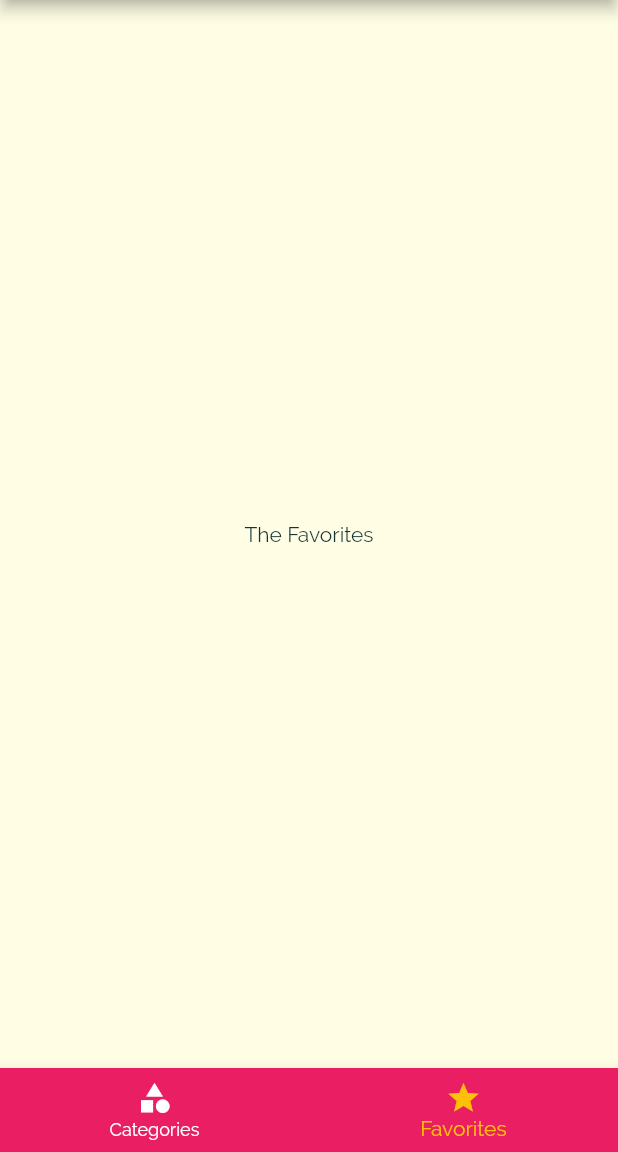
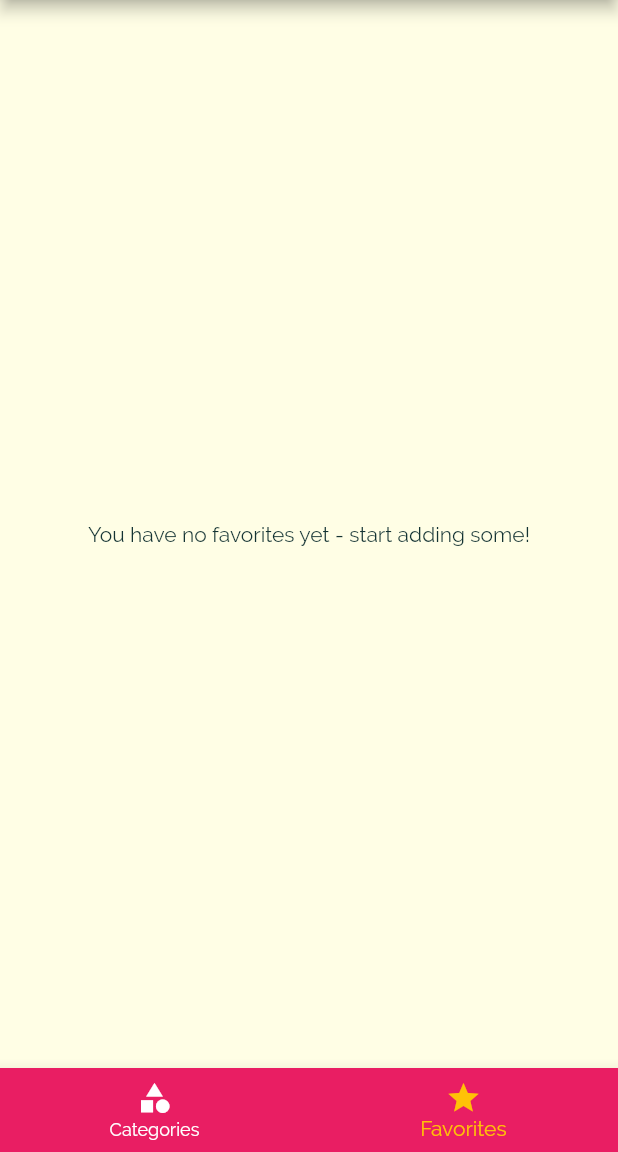
Before and after one commit to Amit-Kushwah-github/food-recipe-flutter-app, a Flutter app: the screen it shows after launch, item 2 of the bottom bar chosen, on a phone screen of 412 x 824 dp, the part 84-1236 px from its top. Run offline on Flutter 3.47's test engine with Material 2 defaults, Android fonts, the phone set to English and light mode, and no system bars.

Commit message:
final app

```diff
--- a/lib/main.dart
+++ b/lib/main.dart
@@ -26,6 +26,7 @@ class _MyAppState extends State<MyApp> {
     'vegetarian': false,
   };
   List<Meal> _availableMeals = DUMMY_MEALS;
+  List<Meal> _favoriteMeals = [];
 
   void _setFilters(Map<String, bool?> filterData) {
     setState(() {
@@ -47,6 +48,24 @@ class _MyAppState extends State<MyApp> {
         return true;
       }).toList();
     });
+  }
+
+  void _toggleFavorite(String mealId) {
+    final existingIndex =
+        _favoriteMeals.indexWhere((meal) => meal.id == mealId);
+    if (existingIndex >= 0) {
+      setState(() {
+        _favoriteMeals.removeAt(existingIndex);
+      });
+    } else {
+      setState(() {
+        _favoriteMeals.add(DUMMY_MEALS.firstWhere((meal) => meal.id == mealId));
+      });
+    }
+  }
+
+  bool _isMealFavorite(String id) {
+    return _favoriteMeals.any((meal) => meal.id == id);
   }
 
   @override
@@ -77,10 +96,10 @@ class _MyAppState extends State<MyApp> {
       // home: CategoriesScreen(),
       initialRoute: '/',
       routes: {
-        '/': (ctx) => const TabsScreen(),
+        '/': (ctx) => TabsScreen(_favoriteMeals),
         CategoryMealsScreen.routeName: (ctx) =>
             CategoryMealsScreen(_availableMeals),
-        MealDetailScreen.routeName: (ctx) => const MealDetailScreen(),
+        MealDetailScreen.routeName: (ctx) => MealDetailScreen(_toggleFavorite, _isMealFavorite),
         FiltersScreen.routeName: (ctx) => FiltersScreen(_filters, _setFilters),
       },
       onGenerateRoute: (settings) {
--- a/lib/screens/category_meals_screen.dart
+++ b/lib/screens/category_meals_screen.dart
@@ -62,7 +62,7 @@ class _categoryMealsScreenState extends State<CategoryMealsScreen> {
                     affordability: displayedMeals[index].affordability,
                     complexity: displayedMeals[index].complexity,
                     duration: displayedMeals[index].duration,
-                    removeItem: _removeMeal);
+                    );
               },
               itemCount: displayedMeals.length,
             ),
--- a/lib/screens/favorites_screen.dart
+++ b/lib/screens/favorites_screen.dart
@@ -1,12 +1,31 @@
 import 'package:flutter/material.dart';
+import 'package:food/models/meal.dart';
+import 'package:food/widgets/meal_item.dart';
 
 class FavoritesScreen extends StatelessWidget {
-  const FavoritesScreen({Key? key}) : super(key: key);
+  final List<Meal> favoriteMeals;
+
+  FavoritesScreen(this.favoriteMeals);
 
   @override
   Widget build(BuildContext context) {
-    return Center(
-      child: Text('The Favorites'),
-    );
+    if (favoriteMeals.isEmpty) {
+      return const Center(
+          child: Text('You have no favorites yet - start adding some!'));
+    } else {
+      return ListView.builder(
+        itemBuilder: (ctx, index) {
+          return MealItem(
+            id: favoriteMeals[index].id,
+            title: favoriteMeals[index].title,
+            imageUrl: favoriteMeals[index].imageUrl,
+            affordability: favoriteMeals[index].affordability,
+            complexity: favoriteMeals[index].complexity,
+            duration: favoriteMeals[index].duration,
+          );
+        },
+        itemCount: favoriteMeals.length,
+      );
+    }
   }
 }
--- a/lib/screens/tabs_screen.dart
+++ b/lib/screens/tabs_screen.dart
@@ -1,25 +1,33 @@
 import 'package:flutter/material.dart';
-import 'package:food/screens/categories_screen.dart';
-import 'package:food/screens/favorites_screen.dart';
-import 'package:food/widgets/main_drawer.dart';
+import '../models/meal.dart';
+import '../screens/categories_screen.dart';
+import '../screens/favorites_screen.dart';
+import '../widgets/main_drawer.dart';
 
 class TabsScreen extends StatefulWidget {
-  const TabsScreen({Key? key}) : super(key: key);
+  final List<Meal> favoriteMeals;
+  const TabsScreen(this.favoriteMeals, {Key? key}) : super(key: key);
 
   @override
   _TabsScreenState createState() => _TabsScreenState();
 }
 
 class _TabsScreenState extends State<TabsScreen> {
-  final List<Map<String, Object>> _pages = [
-    {
-      'page': CategoriesScreen(),
-      'title': 'Categories',
-    },
-    {'page': FavoritesScreen(), 'title': 'Your favorite'},
-  ];
+  late List<Map<String, Object>> _pages;
 
   int _selectedPageIndex = 0;
+
+  @override
+  initState() {
+    _pages = [
+      {
+        'page': CategoriesScreen(),
+        'title': 'Categories',
+      },
+      {'page': FavoritesScreen(widget.favoriteMeals), 'title': 'Your favorite'},
+    ];
+    super.initState();
+  }
 
   void _selectPage(int index) {
     setState(() {
--- a/lib/widgets/meal_item.dart
+++ b/lib/widgets/meal_item.dart
@@ -10,7 +10,6 @@ class MealItem extends StatelessWidget {
   final int duration;
   final Complexity complexity;
   final Affordability affordability;
-  final Function removeItem;
 
   MealItem({
     required this.id,
@@ -19,7 +18,6 @@ class MealItem extends StatelessWidget {
     required this.affordability,
     required this.complexity,
     required this.duration,
-    required this.removeItem,
   });
 
   String get complexityText {
@@ -60,7 +58,7 @@ class MealItem extends StatelessWidget {
         .then((result) {
       // print(result);
       if (result != null) {
-        removeItem(result);
+        // removeItem(result);
       }
     });
   }
```
Also changed, not shown: lib/screens/filters_screen.dart (+10 -7 lines), lib/screens/meal_detail_screen.dart (+8 -5 lines).
